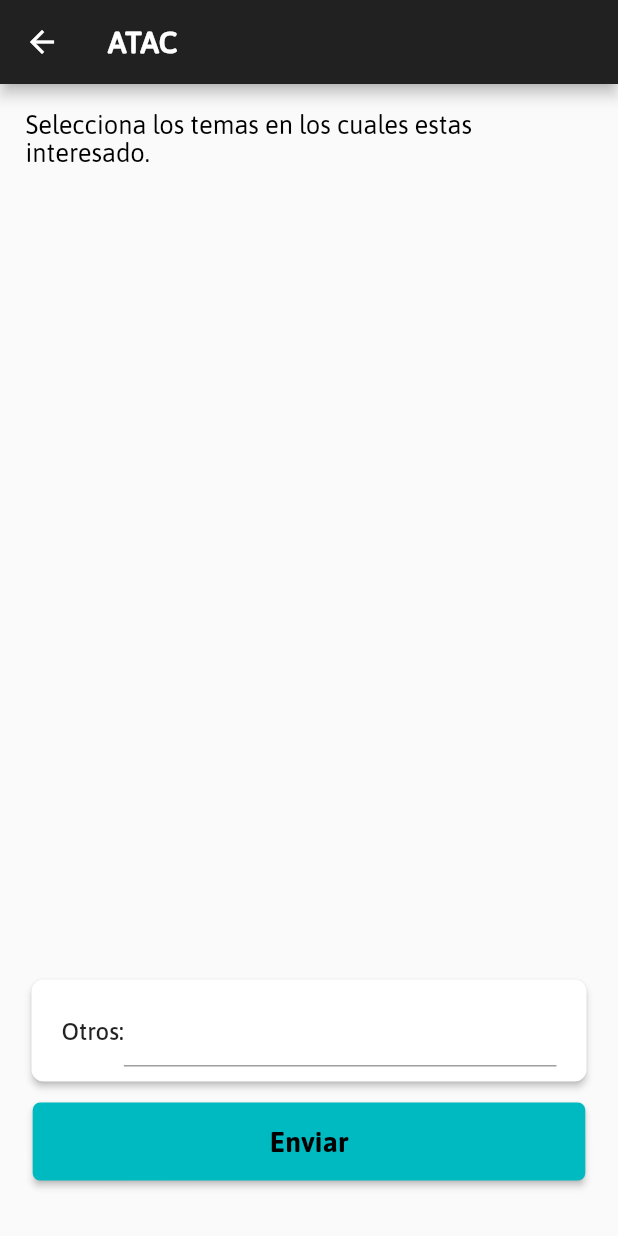
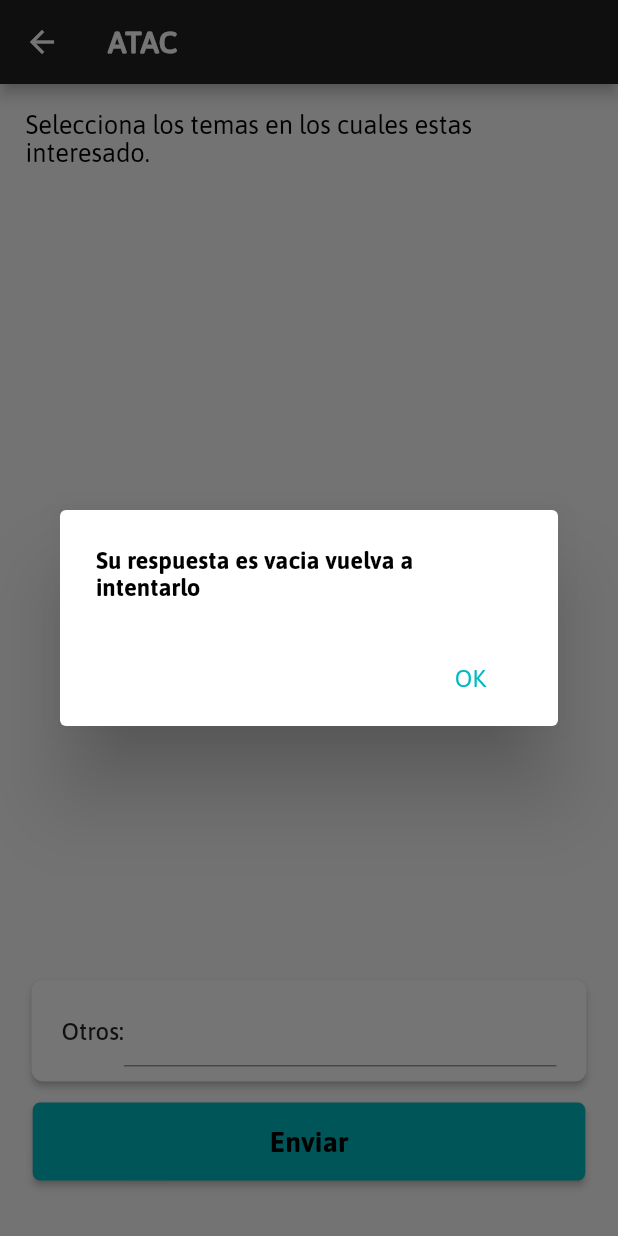
Before and after one commit to Duvan0902/promotoraapp, a Flutter app: the AtacPage screen opened directly with empty values, after a tap on "Enviar", on a phone screen of 412 x 824 dp. Run offline on Flutter 3.47's test engine with Material 2 defaults, Android fonts, the phone set to English and light mode, and no system bars; our stand-ins replace pie_chart, recase, rxdart, shared_preferences, webview_flutter, youtube_player_flutter; missing offline and left inert: audioplayer, flutter_rounded_progress_bar, flutter_search_bar, global_configuration, string_similarity; accounts and stored records are empty.

Commit message:
atac page

```diff
--- a/lib/pages/atac_page.dart
+++ b/lib/pages/atac_page.dart
@@ -26,7 +26,7 @@ class AtacPage extends StatefulWidget {
 
 class AtacPageState extends State<AtacPage> {
   List<String> interests = [];
-  String data = '';
+  String data = "";
   String others = 'Otros: ';
 
   @override
@@ -157,6 +157,8 @@ class AtacPageState extends State<AtacPage> {
             interests.add(
               (key) + ('-' + atac),
             );
+          } else {
+            interests.remove((key) + ('-' + atac));
           }
         },
       );
@@ -185,7 +187,7 @@ class AtacPageState extends State<AtacPage> {
                     setState(
                       () {
                         values[key] = (value);
-                        if (value == true) {
+                        if (value) {
                           items();
                         }
                       },
@@ -266,9 +268,34 @@ class AtacPageState extends State<AtacPage> {
         disabledColor: Colors.grey[300],
         color: MiPromotora().primaryDark,
         disabledTextColor: Colors.grey,
-        onPressed: () => interests == null && data == null
-            ? print('envio vacio')
-            : _sendInterests(context));
+        onPressed: () =>
+            interests.isEmpty ? _alert() : _sendInterests(context));
+  }
+
+  _alert() {
+    showDialog(
+      context: context,
+      builder: (context) {
+        return AlertDialog(
+          title: Text(
+            'Su respuesta es vacia vuelva a intentarlo',
+            style: Theme.of(context).textTheme.headline1.copyWith(fontSize: 16),
+          ),
+          actions: <Widget>[
+            FlatButton(
+              child: Text(
+                'OK',
+                style: Theme.of(context)
+                    .textTheme
+                    .bodyText1
+                    .copyWith(color: MiPromotora().primaryDark, fontSize: 16),
+              ),
+              onPressed: () => Navigator.pop(context),
+            )
+          ],
+        );
+      },
+    );
   }
 
   _sendInterests(BuildContext context) async {
```
